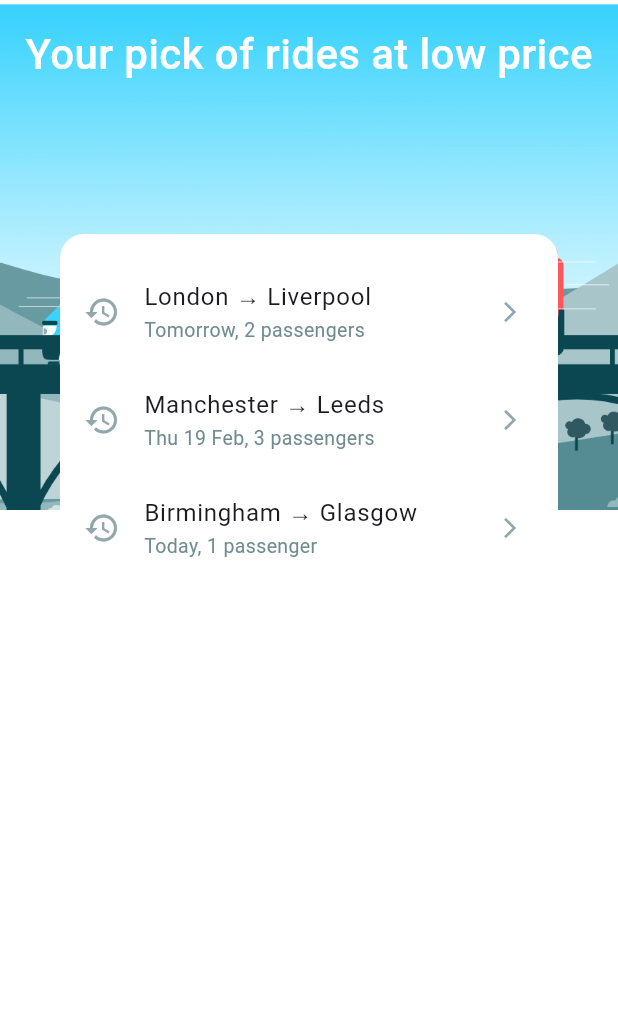
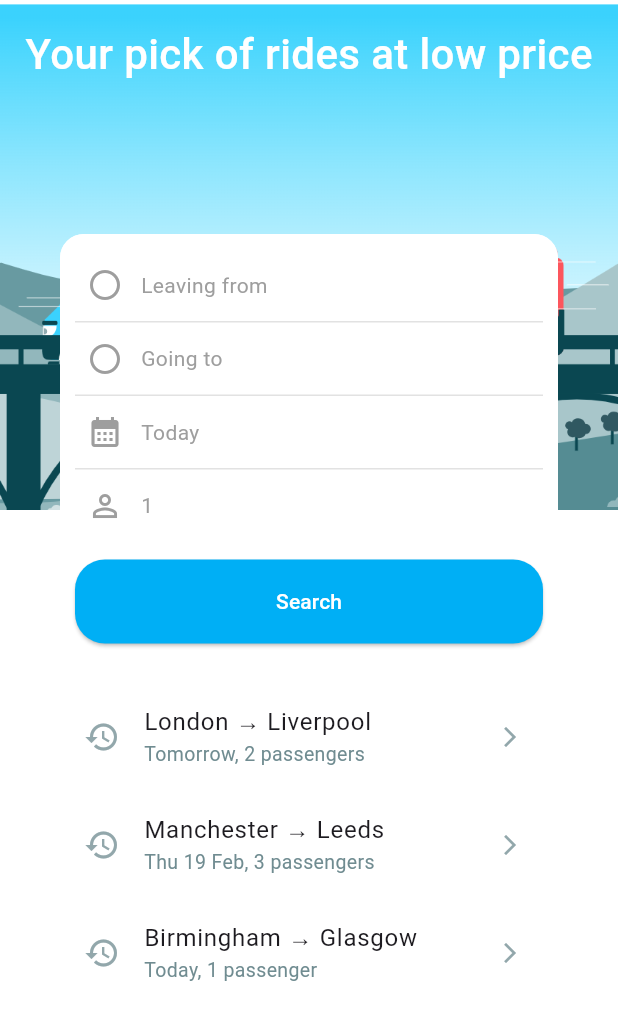
Before and after one commit to Kim-ly25/blablacars, a Flutter app: the screen it shows after launch, on a phone screen of 412 x 824 dp. Shown: the top 1020 px of the screen. Run offline on Flutter 3.47's test engine with Material 3 defaults, Android fonts, the phone set to English and light mode, and no system bars; Roboto replaces fonts that are missing (Eesti); project files that could hold a hidden picture were left out.

Commit message:
BLA-003&BLA-004

```diff
--- a/lib/ui/screens/ride_pref/ride_prefs_screen.dart
+++ b/lib/ui/screens/ride_pref/ride_prefs_screen.dart
@@ -12,8 +12,15 @@ const String blablaHomeImagePath = 'assets/images/blabla_home.png';
 /// - Enter his/her ride preference and launch a search on it
 /// - Or select a last entered ride preferences and launch a search on it
 ///
-class RidePrefsScreen extends StatelessWidget {
+class RidePrefsScreen extends StatefulWidget {
   const RidePrefsScreen({super.key});
+
+  @override
+  State<RidePrefsScreen> createState() => _RidePrefsScreenState();
+}
+
+class _RidePrefsScreenState extends State<RidePrefsScreen> {
+  RidePref? currentRidePref = RidePrefService.currentRidePref;
 
   void onRidePrefSelected(RidePref ridePref) {
     // TODO
@@ -30,7 +37,7 @@ class RidePrefsScreen extends StatelessWidget {
         // 1 - THE HEADER
         SizedBox(height: 16),
         Align(
-          alignment: AlignmentGeometry.center,
+          alignment: Alignment.center,
           child: Text(
             "Your pick of rides at low price",
             style: BlaTextStyles.heading.copyWith(color: Colors.white),
@@ -49,7 +56,8 @@ class RidePrefsScreen extends StatelessWidget {
             crossAxisAlignment: CrossAxisAlignment.stretch,
             children: [
               // 2 - THE FORM
-              RidePrefForm(initRidePref: RidePrefService.currentRidePref),
+              RidePrefForm(key: ValueKey(currentRidePref),  initRidePref: currentRidePref,
+              ),
               SizedBox(height: BlaSpacings.m),
 
               // 3 - THE HISTORY
--- a/lib/ui/screens/ride_pref/widgets/ride_prefs_form.dart
+++ b/lib/ui/screens/ride_pref/widgets/ride_prefs_form.dart
@@ -1,7 +1,15 @@
 import 'package:flutter/material.dart';
 
+import '../ride_prefs_screen.dart';
+import '../../../widgets/actions/bla_button.dart';
+import '../../../../services/locations_service.dart';
+import '../../../theme/theme.dart';
+import '../../../../utils/date_time_util.dart';
+import '../../../widgets/display/bla_divider.dart';
 import '../../../../model/ride/locations.dart';
 import '../../../../model/ride_pref/ride_pref.dart';
+import 'location_picker.dart' as location_picker;
+import 'from_picker.dart';
 
 ///
 /// A Ride Preference From is a view to select:
@@ -27,6 +35,7 @@ class _RidePrefFormState extends State<RidePrefForm> {
   late DateTime departureDate;
   Location? arrival;
   late int requestedSeats;
+  bool swapOnDeparture = true;
 
   // ----------------------------------
   // Initialize the Form attributes
@@ -36,26 +45,187 @@ class _RidePrefFormState extends State<RidePrefForm> {
   void initState() {
     super.initState();
     // TODO
+    departure = widget.initRidePref?.departure;
+    arrival = widget.initRidePref?.arrival;
+    departureDate = widget.initRidePref?.departureDate ?? DateTime.now();
+    requestedSeats = widget.initRidePref?.requestedSeats ?? 1;
   }
 
   // ----------------------------------
   // Handle events
   // ----------------------------------
 
+  void _selectDeparture() async {
+    final Location? pickedLocation = await Navigator.push(
+      context,
+      MaterialPageRoute(
+        builder: (_) => location_picker.LocationPicker(
+          locations: LocationsService.availableLocations,
+          selected: departure,
+        ),
+      ),
+    );
+    if (pickedLocation != null) {
+      setState(() {
+        departure = pickedLocation;
+      });
+    }
+  }
+
+  // Open a location picker to select the arrival location
+  void _selectArrival() async {
+    final Location? pickedLocation = await Navigator.push(
+      context,
+      MaterialPageRoute(
+        builder: (_) => location_picker.LocationPicker(
+          locations: LocationsService.availableLocations,
+          selected: arrival,
+        ),
+      ),
+    );
+
+    if (pickedLocation != null) {
+      setState(() {
+        arrival = pickedLocation;
+      });
+    }
+  }
+
+  // Open a pop up date picker
+  // just a mock test
+  void _onDatePressed() async {
+    final DateTime? pickedDate = await showDatePicker(
+      context: context,
+      initialDate: departureDate,
+      firstDate: DateTime(2026),
+      lastDate: DateTime(2027),
+    );
+
+    if (pickedDate != null) {
+      setState(() {
+        departureDate = pickedDate;
+      });
+    }
+  }
+
+  void _selectSeats() {
+    // TODO: Show seats picker
+  }
+
+  /// Swap the departure and arrival locations
+  void _swapLocations() {
+    if (departure != null || arrival != null) {
+      setState(() {
+        final temp = departure;
+        departure = arrival;
+        arrival = temp;
+
+        // move swap icon to other picker
+        swapOnDeparture = !swapOnDeparture;
+      });
+    }
+  }
+
   // ----------------------------------
   // Compute the widgets rendering
   // ----------------------------------
-
+  String get date => DateTimeUtils.formatDateTime(departureDate);
   // ----------------------------------
   // Build the widgets
   // ----------------------------------
+
+  Widget buildFormRow({
+    required IconData leadingIcon,
+    required String placeholder,
+    String? selectedValue,
+    required VoidCallback onPressed,
+    bool enableSwap = false,
+    VoidCallback? onSwapPressed,
+  }) {
+    return GestureDetector(
+      onTap: onPressed,
+      child: Padding(
+        padding: const EdgeInsets.symmetric(vertical: 12.0, horizontal: 8.0),
+        child: Row(
+          children: [
+            Icon(leadingIcon, color: Colors.grey),
+            const SizedBox(width: 12),
+            Expanded(
+              child: Text(
+                selectedValue ?? placeholder,
+                style: TextStyle(
+                  color: selectedValue != null ? Colors.black : Colors.grey,
+                ),
+              ),
+            ),
+            if (enableSwap)
+              IconButton(
+                icon: const Icon(Icons.swap_vert),
+                onPressed: onSwapPressed,
+              ),
+          ],
+        ),
+      ),
+    );
+  }
+
   @override
   Widget build(BuildContext context) {
-    return Column(
-      mainAxisAlignment: MainAxisAlignment.start,
-      crossAxisAlignment: CrossAxisAlignment.stretch,
-      children: [
+    return Container(
+      decoration: BoxDecoration(
+        color: Colors.white,
+        borderRadius: BorderRadius.circular(16),
+      ),
+      padding: const EdgeInsets.all(10),
+      child: Column(
+        mainAxisSize: MainAxisSize.min,
+        crossAxisAlignment: CrossAxisAlignment.stretch,
+        children: [
+          // Departure
+          buildFormRow(
+            leadingIcon: Icons.circle_outlined,
+            placeholder: 'Leaving from',
+            selectedValue: departure?.name,
+            onPressed: _selectDeparture,
+            enableSwap:
+                swapOnDeparture && (departure != null || arrival != null),
+            onSwapPressed: _swapLocations,
+          ),
+          BlaDivider(),
 
-        ]);
+          // Arrival Location
+          buildFormRow(
+            leadingIcon: Icons.circle_outlined,
+            placeholder: 'Going to',
+            selectedValue: arrival?.name,
+            onPressed: _selectArrival,
+            enableSwap:
+                !swapOnDeparture && (departure != null || arrival != null),
+            onSwapPressed: _swapLocations,
+          ),
+
+          BlaDivider(),
+
+          // Date just a test
+          buildFormRow(
+            leadingIcon: Icons.calendar_month,
+            placeholder: date,
+            selectedValue: null,
+            onPressed: _onDatePressed,
+          ),
+          BlaDivider(),
+          // Seat not implemented now
+          buildFormRow(
+            leadingIcon: Icons.person_outline,
+            placeholder: requestedSeats.toString(),
+            selectedValue: null,
+            onPressed: _selectSeats,
+          ),
+          const SizedBox(height: BlaSpacings.s),
+          // search button not implemented yet
+          BlaButton(text: 'Search', isPrimary: true, onPressed: () => {}),
+        ],
+      ),
+    );
   }
 }
--- a/lib/ui/widgets/actions/bla_button.dart
+++ b/lib/ui/widgets/actions/bla_button.dart
@@ -17,42 +17,40 @@ class BlaButton extends StatelessWidget {
     this.isIconOnRight = false,
   });
 
-  @override
-  Widget build(BuildContext context) {
-    return SizedBox(
-      height: 48,
-      child: ElevatedButton(
-        onPressed: onPressed,
-        style: ElevatedButton.styleFrom(
-          backgroundColor: isPrimary ? BlaColors.primary : Colors.white,
-          padding: const EdgeInsets.symmetric(horizontal: 16, vertical: 12),
-          side: BorderSide(
-            color: isPrimary ? BlaColors.primary : BlaColors.greyLight,
-            width: 1,
-          ),
-          shape: RoundedRectangleBorder( borderRadius: BorderRadius.circular(24),
-          ),
-          elevation: 0,
-        ),
-
-        child: Row(
-          mainAxisSize: MainAxisSize.min,
-          mainAxisAlignment: MainAxisAlignment.center,
-          children: [ _buildContent(),],
-        ),
-      ),
-    );
-  }
+  Color get _background => isPrimary ? BlaColors.primary : BlaColors.greyLight;
+  Color get _foreground => isPrimary ? BlaColors.white : BlaColors.primary;
+  BorderSide get _border => isPrimary
+      ? BorderSide.none
+      : BorderSide(color: BlaColors.neutralLight, width: 1);
 
   Widget _buildContent() {
     if (icon == null) {
       return Text(text);
     }
 
-    final widgets = isIconOnRight
-        ? [Text(text), const SizedBox(width: 8), Icon(icon, size: 20)]
-        : [Icon(icon, size: 20), const SizedBox(width: 8), Text(text)];
+    final iconWidget = Icon(icon, size: 20);
+    final textWidget = Text(text);
+    return Row(
+      mainAxisSize: MainAxisSize.min,
+      children: isIconOnRight
+          ? [textWidget, const SizedBox(width: 8), iconWidget]
+          : [iconWidget, const SizedBox(width: 8), textWidget],
+    );
+  }
 
-    return Row(mainAxisSize: MainAxisSize.min, children: widgets);
+  @override
+  Widget build(BuildContext context) {
+    return ElevatedButton(
+      onPressed: onPressed,
+      style: ElevatedButton.styleFrom(
+        backgroundColor: _background,
+        foregroundColor: _foreground,
+        padding: const EdgeInsets.symmetric(horizontal: 16, vertical: 18),
+        shape: RoundedRectangleBorder(borderRadius: BorderRadius.circular(20), side: _border,
+        ),
+      ),
+
+      child: _buildContent(),
+    );
   }
 }
```
Also changed, not shown: lib/ui/screens/ride_pref/widgets/from_picker.dart (added, +58 -0 lines), lib/ui/screens/ride_pref/widgets/location_picker.dart (added, +110 -0 lines).
